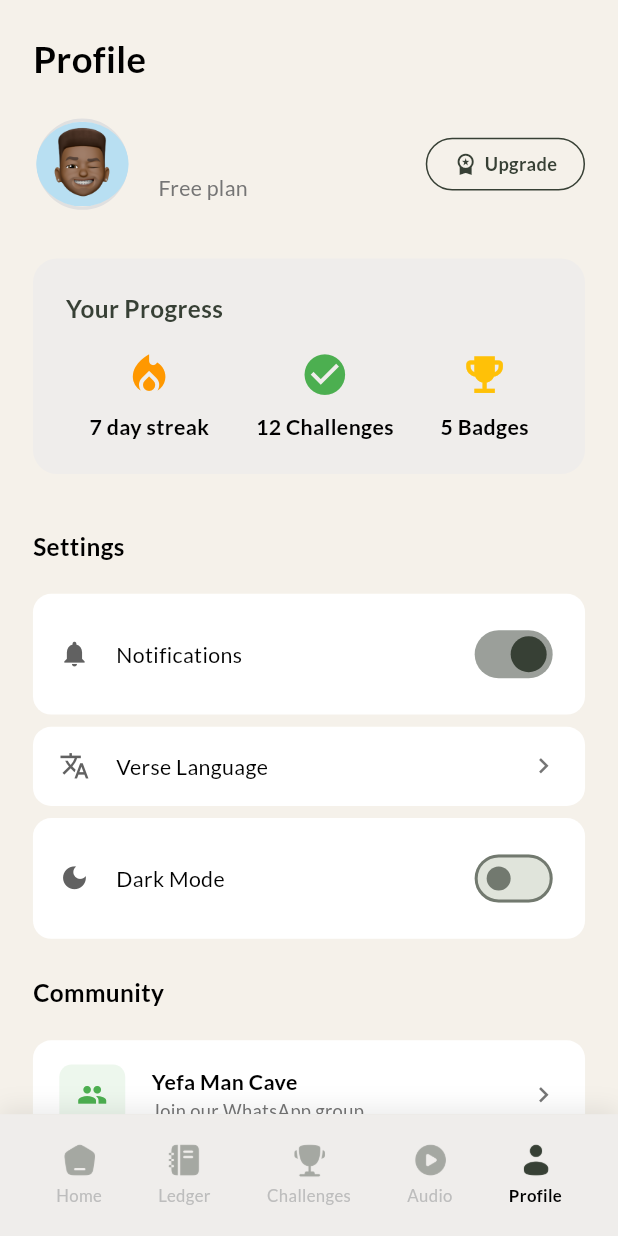
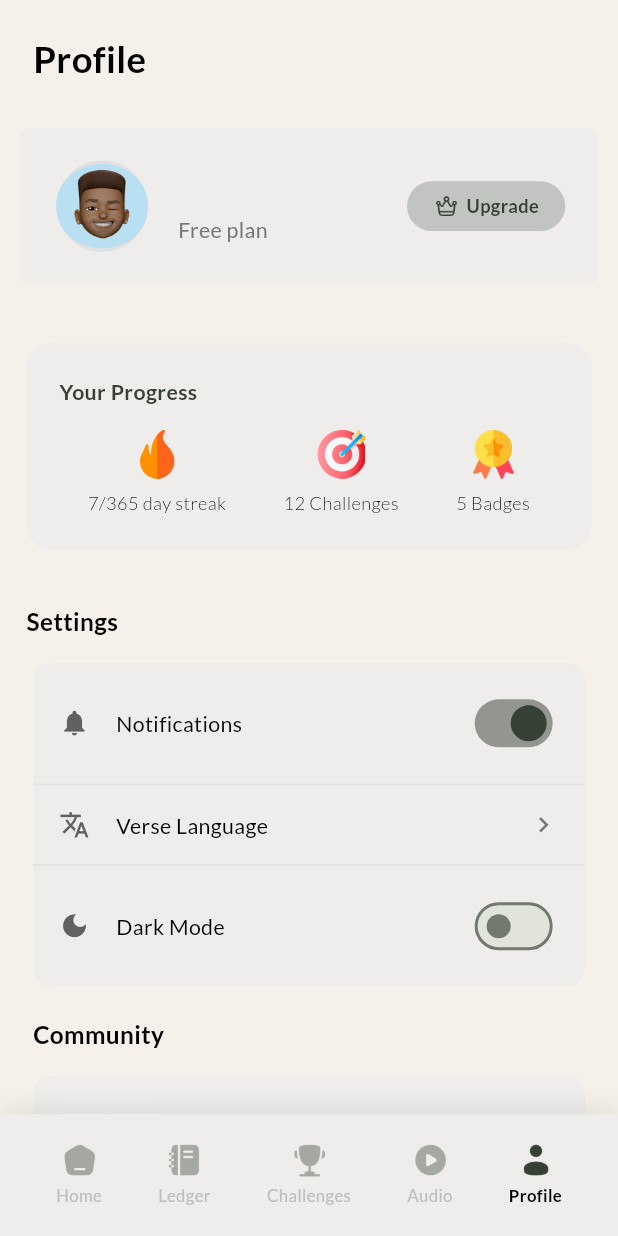
Before and after one commit to aestrix-dev/Yefe-Daily, a Flutter app: the ProfileView screen opened by its route, on a phone screen of 412 x 824 dp. Run offline on Flutter 3.47's test engine with Material 3 defaults, Android fonts, the phone set to English and light mode, and no system bars; our stand-ins replace flutter_screenutil, get_it, go_router, shared_preferences, stacked, stacked_services; accounts and stored records are empty.

Commit message:
feat: completed profile screen

```diff
--- a/frontend/lib/presentation/views/journal/widgets/upgrade_card.dart
+++ b/frontend/lib/presentation/views/journal/widgets/upgrade_card.dart
@@ -52,6 +52,7 @@ class UpgradeCard extends StatelessWidget {
                         width: 20.w,
                         height: 20.h,
                       ),
+
                       SizedBox(width: 8.w),
                       Text(
                         'Yefa Plus',
--- a/frontend/lib/presentation/views/profile/profile_view.dart
+++ b/frontend/lib/presentation/views/profile/profile_view.dart
@@ -50,7 +50,7 @@ class ProfileView extends StackedView<ProfileViewModel> {
                   ),
                 ),
 
-                // Profile Header (Avatar, Name, Upgrade button)
+
                 ProfileHeader(
                   userName: viewModel.userName,
                   userPlan: viewModel.userPlan,
@@ -60,12 +60,10 @@ class ProfileView extends StackedView<ProfileViewModel> {
 
                 SizedBox(height: 16.h),
 
-                // Upgrade Card (conditional) - REMOVED since we're using popup now
 
-                // Progress Stats (similar to challenges screen)
                 Container(
                   margin: EdgeInsets.symmetric(
-                    horizontal: 20.w,
+                    horizontal: 16.w,
                     vertical: 16.h,
                   ),
                   padding: EdgeInsets.all(20.w),
@@ -79,7 +77,7 @@ class ProfileView extends StackedView<ProfileViewModel> {
                       Text(
                         'Your Progress',
                         style: TextStyle(
-                          fontSize: 16.sp,
+                          fontSize: 14.sp,
                           fontWeight: FontWeight.w700,
                           color: AppColors.primary,
                         ),
@@ -89,20 +87,17 @@ class ProfileView extends StackedView<ProfileViewModel> {
                         mainAxisAlignment: MainAxisAlignment.spaceAround,
                         children: [
                           _buildProgressItem(
-                            icon: Icons.local_fire_department,
-                            iconColor: Colors.orange,
-                            value: '7 day',
+                            iconPath: 'assets/icons/fire.png',
+                            value: '7/365 day',
                             label: 'streak',
                           ),
                           _buildProgressItem(
-                            icon: Icons.check_circle,
-                            iconColor: Colors.green,
+                            iconPath: 'assets/icons/challenge.png',
                             value: '12',
                             label: 'Challenges',
                           ),
                           _buildProgressItem(
-                            icon: Icons.emoji_events,
-                            iconColor: Colors.amber,
+                            iconPath: 'assets/icons/badge.png',
                             value: '5',
                             label: 'Badges',
                           ),
@@ -148,20 +143,23 @@ class ProfileView extends StackedView<ProfileViewModel> {
   }
 
   Widget _buildProgressItem({
-    required IconData icon,
-    required Color iconColor,
+    required String iconPath,
     required String value,
     required String label,
   }) {
     return Column(
       children: [
-        Icon(icon, size: 32.sp, color: iconColor),
+        Image.asset(
+          iconPath,
+          width: 32.sp,
+          height: 32.sp,
+        ),
         SizedBox(height: 8.h),
         Text(
           '$value $label',
           style: TextStyle(
-            fontSize: 14.sp,
-            fontWeight: FontWeight.w600,
+            fontSize: 12.sp,
+            fontWeight: FontWeight.w300,
             color: Colors.black,
           ),
           textAlign: TextAlign.center,
--- a/frontend/lib/presentation/views/profile/widgets/community_section.dart
+++ b/frontend/lib/presentation/views/profile/widgets/community_section.dart
@@ -32,53 +32,91 @@ class CommunitySection extends StatelessWidget {
 
         SizedBox(height: 16.h),
 
+        // Community container
+        Container(
+          margin: EdgeInsets.symmetric(horizontal: 20.w),
+          decoration: BoxDecoration(
+            color: AppColors.accentLight,
+            borderRadius: BorderRadius.circular(12.r),
+          ),
+          child: Column(
+            children: [
               // Yefa Man Cave
               _buildCommunityItem(
-          icon: Icons.group,
-          iconColor: Colors.green,
+                iconPath: 'assets/icons/whatsapp.png',
                 title: 'Yefa Man Cave',
                 subtitle: 'Join our WhatsApp group',
                 onTap: onYefaManCaveTap,
+                showBottomBorder: true,
               ),
 
               // Towel Talk
               _buildCommunityItem(
-          icon: Icons.forum,
-          iconColor: AppColors.primary,
+                iconPath: 'assets/icons/video.png',
                 title: 'Towel Talk',
                 subtitle: 'Watch our latest videos',
                 onTap: onTowelTalkTap,
+                showBottomBorder: false,
+              ),
+            ],
+          ),
         ),
       ],
     );
   }
 
   Widget _buildCommunityItem({
-    required IconData icon,
-    required Color iconColor,
+    required String iconPath,
     required String title,
     required String subtitle,
     required VoidCallback onTap,
+    bool showBottomBorder = false,
   }) {
     return GestureDetector(
       onTap: onTap,
       child: Container(
-        margin: EdgeInsets.symmetric(horizontal: 20.w, vertical: 4.h),
         padding: EdgeInsets.symmetric(horizontal: 16.w, vertical: 16.h),
         decoration: BoxDecoration(
-          color: Colors.white,
-          borderRadius: BorderRadius.circular(12.r),
+          border: showBottomBorder
+              ? Border(bottom: BorderSide(color: Colors.grey[300]!, width: 1))
+              : null,
         ),
         child: Row(
           children: [
             Container(
-              width: 40.w,
-              height: 40.h,
+              width: 60.w,
+              height: 60.h,
               decoration: BoxDecoration(
-                color: iconColor.withOpacity(0.1),
+                color: Colors.grey[200],
                 borderRadius: BorderRadius.circular(8.r),
               ),
-              child: Icon(icon, size: 20.sp, color: iconColor),
+              child: Padding(
+                padding: EdgeInsets.all(8.w),
+                child: Image.asset(
+                  iconPath,
+                  width: 44.w,
+                  height: 44.h,
+                  errorBuilder: (context, error, stackTrace) {
+                    // Fallback icons
+                    IconData fallbackIcon;
+                    Color fallbackColor;
+
+                    if (iconPath.contains('whatsapp')) {
+                      fallbackIcon = Icons.group;
+                      fallbackColor = Colors.green;
+                    } else {
+                      fallbackIcon = Icons.forum;
+                      fallbackColor = AppColors.primary;
+                    }
+
+                    return Icon(
+                      fallbackIcon,
+                      size: 20.sp,
+                      color: fallbackColor,
+                    );
+                  },
+                ),
+              ),
             ),
             SizedBox(width: 16.w),
             Expanded(
--- a/frontend/lib/presentation/views/profile/widgets/profile_header.dart
+++ b/frontend/lib/presentation/views/profile/widgets/profile_header.dart
@@ -21,7 +21,12 @@ class ProfileHeader extends StatelessWidget {
     final isPremium = userPlan == 'Yefa +';
 
     return Container(
-      margin: EdgeInsets.symmetric(horizontal: 20.w),
+      margin: EdgeInsets.symmetric(horizontal: 12.w, vertical: 6.h),
+      padding: EdgeInsets.all(20.w),
+      decoration: BoxDecoration(
+        color: AppColors.accentLight,
+        borderRadius: BorderRadius.circular(8.r),
+      ),
       child: Row(
         children: [
           // Avatar
@@ -69,13 +74,27 @@ class ProfileHeader extends StatelessWidget {
                   ),
                 ),
                 SizedBox(height: 4.h),
+                Row(
+                  children: [
+                    if (isPremium) ...[
+                      Image.asset(
+                        'assets/images/Crown.png',
+                        width: 16.w,
+                        height: 16.h,
+                      ),
+                      SizedBox(width: 4.w),
+                    ],
                     Text(
                       userPlan,
                       style: TextStyle(
                         fontSize: 14.sp,
                         color: isPremium ? AppColors.primary : Colors.grey[600],
-                    fontWeight: isPremium ? FontWeight.w600 : FontWeight.normal,
+                        fontWeight: isPremium
+                            ? FontWeight.w600
+                            : FontWeight.normal,
                       ),
+                    ),
+                  ],
                 ),
               ],
             ),
@@ -88,16 +107,16 @@ class ProfileHeader extends StatelessWidget {
               child: Container(
                 padding: EdgeInsets.symmetric(horizontal: 16.w, vertical: 8.h),
                 decoration: BoxDecoration(
-                  border: Border.all(color: AppColors.primary),
+                  color: AppColors.primaryLight,
                   borderRadius: BorderRadius.circular(20.r),
                 ),
                 child: Row(
                   mainAxisSize: MainAxisSize.min,
                   children: [
-                    Icon(
-                      Icons.workspace_premium,
-                      size: 16.sp,
-                      color: AppColors.primary,
+                    Image.asset(
+                      'assets/images/Crown.png',
+                      width: 16.w,
+                      height: 16.h,
                     ),
                     SizedBox(width: 4.w),
                     Text(
--- a/frontend/lib/presentation/views/profile/widgets/settings_section.dart
+++ b/frontend/lib/presentation/views/profile/widgets/settings_section.dart
@@ -25,7 +25,7 @@ class SettingsSection extends StatelessWidget {
       children: [
         // Settings title
         Padding(
-          padding: EdgeInsets.symmetric(horizontal: 20.w),
+          padding: EdgeInsets.symmetric(horizontal: 16.w),
           child: Text(
             'Settings',
             style: TextStyle(
@@ -38,7 +38,16 @@ class SettingsSection extends StatelessWidget {
 
         SizedBox(height: 16.h),
 
-        // Notifications setting
+        // Settings container
+        Container(
+          margin: EdgeInsets.symmetric(horizontal: 20.w),
+          decoration: BoxDecoration(
+            color: AppColors.accentLight,
+            borderRadius: BorderRadius.circular(12.r),
+          ),
+          child: Column(
+            children: [
+              // Notifications
               _buildSettingItem(
                 icon: Icons.notifications,
                 title: 'Notifications',
@@ -47,9 +56,10 @@ class SettingsSection extends StatelessWidget {
                   onChanged: (_) => onNotificationsToggle(),
                   activeColor: AppColors.primary,
                 ),
+                showBottomBorder: true,
               ),
 
-        // Verse Language setting
+              // Verse Language
               _buildSettingItem(
                 icon: Icons.translate,
                 title: 'Verse Language',
@@ -59,9 +69,10 @@ class SettingsSection extends StatelessWidget {
                   size: 20.sp,
                 ),
                 onTap: onVerseLanguageTap,
+                showBottomBorder: true,
               ),
 
-        // Dark Mode setting
+              // Dark Mode
               _buildSettingItem(
                 icon: Icons.dark_mode,
                 title: 'Dark Mode',
@@ -69,6 +80,10 @@ class SettingsSection extends StatelessWidget {
                   value: isDarkMode,
                   onChanged: (_) => onThemeToggle(),
                   activeColor: AppColors.primary,
+                ),
+                showBottomBorder: false,
+              ),
+            ],
           ),
         ),
       ],
@@ -80,15 +95,16 @@ class SettingsSection extends StatelessWidget {
     required String title,
     required Widget trailing,
     VoidCallback? onTap,
+    bool showBottomBorder = false,
   }) {
     return GestureDetector(
       onTap: onTap,
       child: Container(
-        margin: EdgeInsets.symmetric(horizontal: 20.w, vertical: 4.h),
         padding: EdgeInsets.symmetric(horizontal: 16.w, vertical: 16.h),
         decoration: BoxDecoration(
-          color: Colors.white,
-          borderRadius: BorderRadius.circular(12.r),
+          border: showBottomBorder
+              ? Border(bottom: BorderSide(color: Colors.grey[300]!, width: 1))
+              : null,
         ),
         child: Row(
           children: [
```
Also changed, not shown: frontend/lib/presentation/views/profile/widgets/upgrade_popup.dart (+52 -51 lines), frontend/assets/icons/video.png (added), frontend/assets/icons/whatsapp.png (added). Lines whose indentation alone changed are shown as unchanged.
